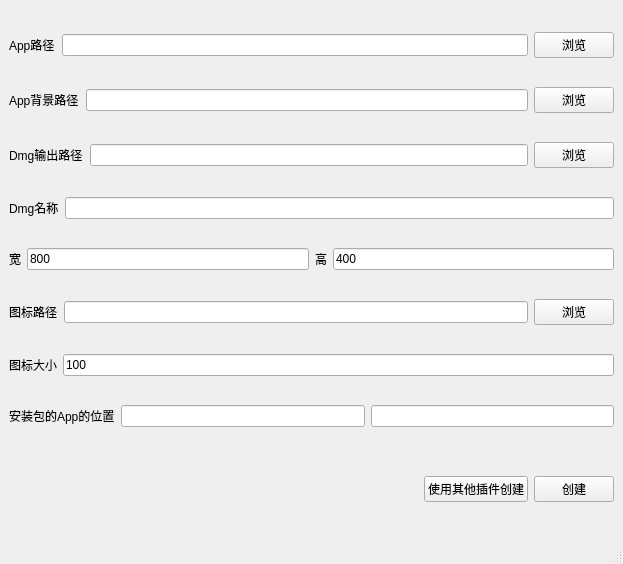
AllTheCatHair/dmg-creator, file mainwindow.ui: the form before one commit.
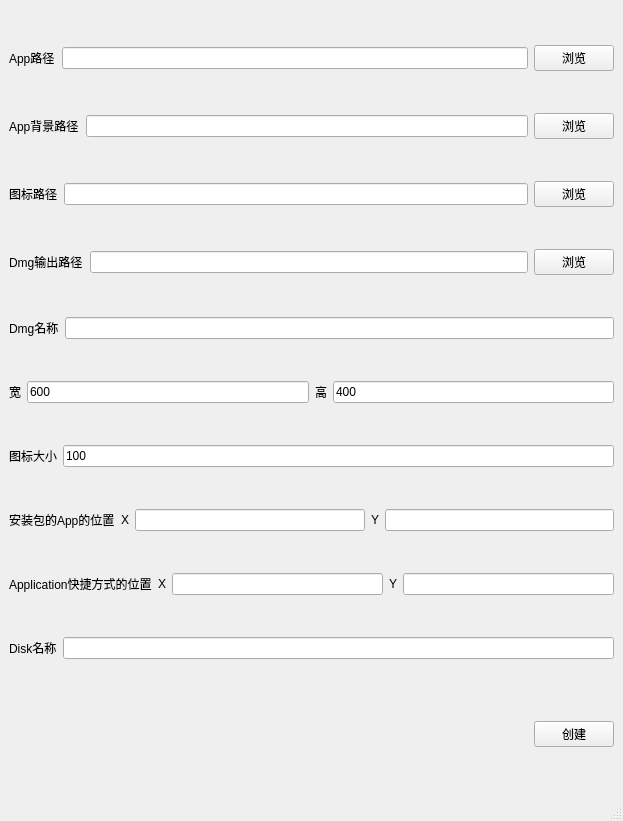
The form after the commit.

What changed in the file:
```diff
--- a/mainwindow.ui
+++ b/mainwindow.ui
@@ -7,7 +7,7 @@
     <x>0</x>
     <y>0</y>
     <width>623</width>
-    <height>564</height>
+    <height>821</height>
    </rect>
   </property>
   <property name="windowTitle">
@@ -57,6 +57,27 @@
       </item>
      </layout>
     </item>
+    <item>
+     <layout class="QHBoxLayout" name="iconPathLayout">
+      <item>
+       <widget class="QLabel" name="label_7">
+        <property name="text">
+         <string>图标路径</string>
+        </property>
+       </widget>
+      </item>
+      <item>
+       <widget class="QLineEdit" name="iconPathLineEdit"/>
+      </item>
+      <item>
+       <widget class="QPushButton" name="iconPathChooseBtn">
+        <property name="text">
+         <string>浏览</string>
+        </property>
+       </widget>
+      </item>
+     </layout>
+    </item>
     <item>
      <layout class="QHBoxLayout" name="dmgOutputLayout">
       <item>
@@ -104,7 +125,7 @@
       <item>
        <widget class="QLineEdit" name="widthLineEdit">
         <property name="text">
-         <string>800</string>
+         <string>600</string>
         </property>
        </widget>
       </item>
@@ -124,27 +145,6 @@
       </item>
      </layout>
     </item>
-    <item>
-     <layout class="QHBoxLayout" name="iconPathLayout">
-      <item>
-       <widget class="QLabel" name="label_7">
-        <property name="text">
-         <string>图标路径</string>
-        </property>
-       </widget>
-      </item>
-      <item>
-       <widget class="QLineEdit" name="iconPathLineEdit"/>
-      </item>
-      <item>
-       <widget class="QPushButton" name="iconPathChooseBtn">
-        <property name="text">
-         <string>浏览</string>
-        </property>
-       </widget>
-      </item>
-     </layout>
-    </item>
     <item>
      <layout class="QHBoxLayout" name="iconSizeLayout">
       <item>
@@ -173,10 +173,69 @@
        </widget>
       </item>
       <item>
-       <widget class="QLineEdit" name="lineEdit"/>
+       <widget class="QLabel" name="label_11">
+        <property name="text">
+         <string>X</string>
+        </property>
+       </widget>
       </item>
       <item>
-       <widget class="QLineEdit" name="lineEdit_2"/>
+       <widget class="QLineEdit" name="appPosxLineEdit"/>
+      </item>
+      <item>
+       <widget class="QLabel" name="label_12">
+        <property name="text">
+         <string>Y</string>
+        </property>
+       </widget>
+      </item>
+      <item>
+       <widget class="QLineEdit" name="appPosyLineEdit"/>
+      </item>
+     </layout>
+    </item>
+    <item>
+     <layout class="QHBoxLayout" name="applicationShortCutPosLayout">
+      <item>
+       <widget class="QLabel" name="label_10">
+        <property name="text">
+         <string>Application快捷方式的位置</string>
+        </property>
+       </widget>
+      </item>
+      <item>
+       <widget class="QLabel" name="label_13">
+        <property name="text">
+         <string>X</string>
+        </property>
+       </widget>
+      </item>
+      <item>
+       <widget class="QLineEdit" name="applicationShortCutPosxLineEdit"/>
+      </item>
+      <item>
+       <widget class="QLabel" name="label_14">
+        <property name="text">
+         <string>Y</string>
+        </property>
+       </widget>
+      </item>
+      <item>
+       <widget class="QLineEdit" name="applicationShortCutPosyLineEdit"/>
+      </item>
+     </layout>
+    </item>
+    <item>
+     <layout class="QHBoxLayout" name="diskNameLayout">
+      <item>
+       <widget class="QLabel" name="label_15">
+        <property name="text">
+         <string>Disk名称</string>
+        </property>
+       </widget>
+      </item>
+      <item>
+       <widget class="QLineEdit" name="diskNameLineEdit"/>
       </item>
      </layout>
     </item>
@@ -214,13 +273,6 @@
       <item>
        <widget class="QPushButton" name="createdmgCreateBtn">
         <property name="text">
-         <string>使用其他插件创建</string>
-        </property>
-       </widget>
-      </item>
-      <item>
-       <widget class="QPushButton" name="createDmgBtn">
-        <property name="text">
          <string>创建</string>
         </property>
        </widget>
```
Left out of the diff: 4 changed lines with no effect on the pictures.
